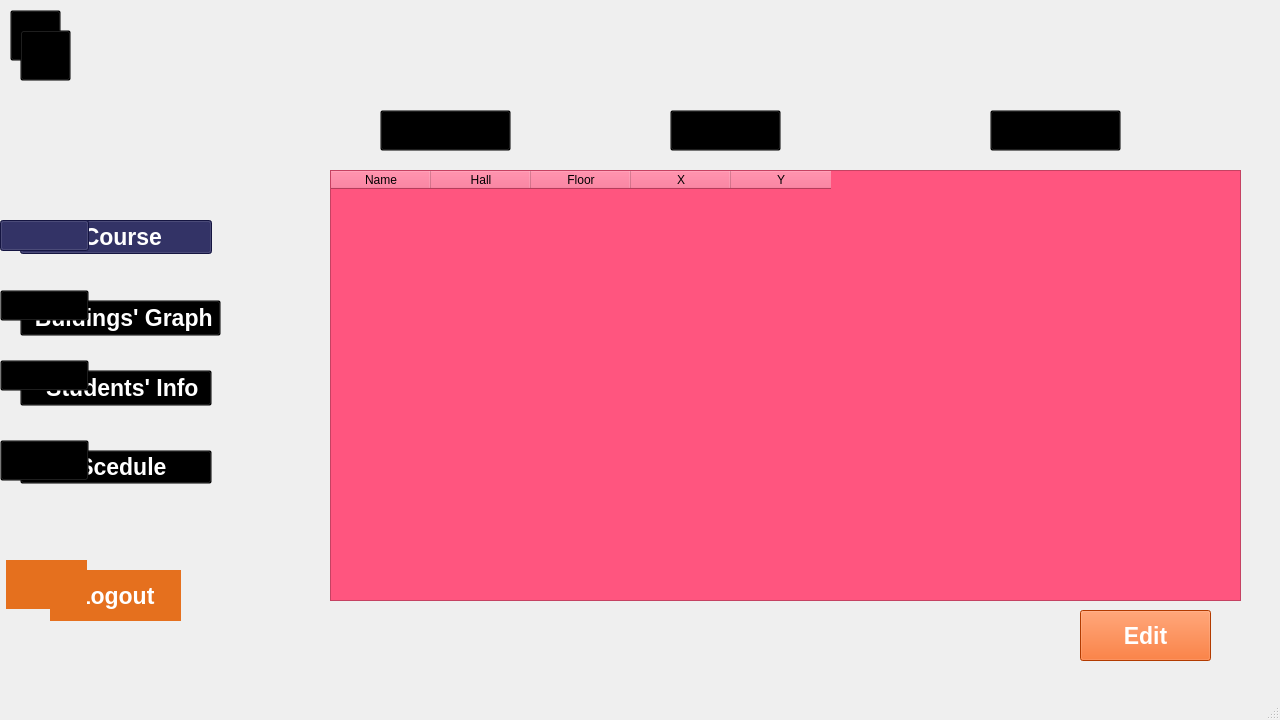
Qt form WranaSection/Admin_View.ui (SEGA-ABBASYA/Data_Structures) before a commit.
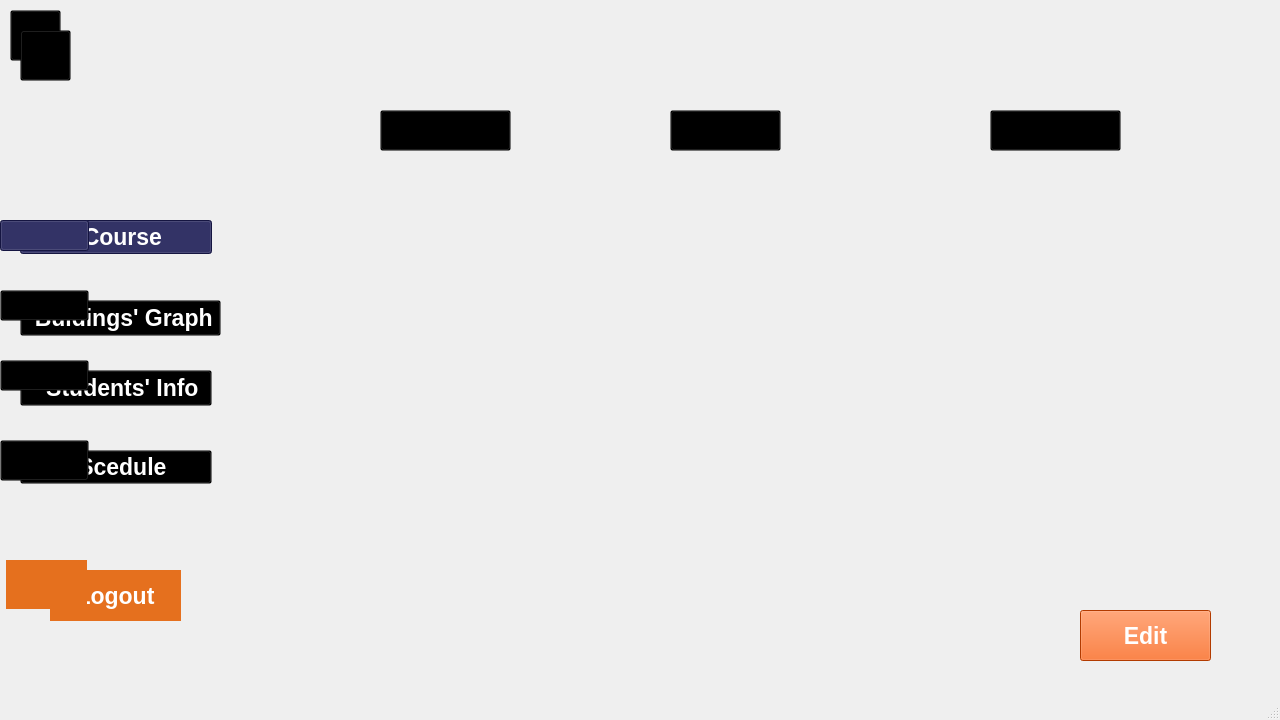
The same form after that commit. The open tabs and pages were chosen to show the change. Icons and pictures are not drawn.

Commit message: Graph_Lists added

```diff
--- a/WranaSection/Admin_View.ui
+++ b/WranaSection/Admin_View.ui
@@ -1063,48 +1063,6 @@
        </widget>
       </widget>
       <widget class="QWidget" name="edit_location_name">
-       <widget class="QTableWidget" name="tableWidget_6">
-        <property name="geometry">
-         <rect>
-          <x>20</x>
-          <y>10</y>
-          <width>911</width>
-          <height>431</height>
-         </rect>
-        </property>
-        <property name="styleSheet">
-         <string notr="true">background-color: rgb(255, 85, 127);
-font: 700 9pt &quot;Segoe UI&quot;;</string>
-        </property>
-        <property name="rowCount">
-         <number>0</number>
-        </property>
-        <column>
-         <property name="text">
-          <string>Name</string>
-         </property>
-        </column>
-        <column>
-         <property name="text">
-          <string>Hall</string>
-         </property>
-        </column>
-        <column>
-         <property name="text">
-          <string>Floor</string>
-         </property>
-        </column>
-        <column>
-         <property name="text">
-          <string>X</string>
-         </property>
-        </column>
-        <column>
-         <property name="text">
-          <string>Y</string>
-         </property>
-        </column>
-       </widget>
        <widget class="QPushButton" name="Edit_2">
         <property name="geometry">
          <rect>
@@ -1137,6 +1095,30 @@
          <bool>false</bool>
         </property>
        </widget>
+       <widget class="QListWidget" name="delete_Graph_list">
+        <property name="geometry">
+         <rect>
+          <x>0</x>
+          <y>0</y>
+          <width>941</width>
+          <height>441</height>
+         </rect>
+        </property>
+        <property name="font">
+         <font>
+          <pointsize>20</pointsize>
+         </font>
+        </property>
+        <property name="alternatingRowColors">
+         <bool>false</bool>
+        </property>
+        <property name="itemAlignment">
+         <set>Qt::AlignCenter</set>
+        </property>
+        <property name="currentRow">
+         <number>-1</number>
+        </property>
+       </widget>
       </widget>
       <widget class="QWidget" name="delete_location_page">
        <widget class="QTableWidget" name="tableWidget_5">
```
Left out of the diff: 66 changed lines with no effect on the pictures. The commit also changes 3 other files.
